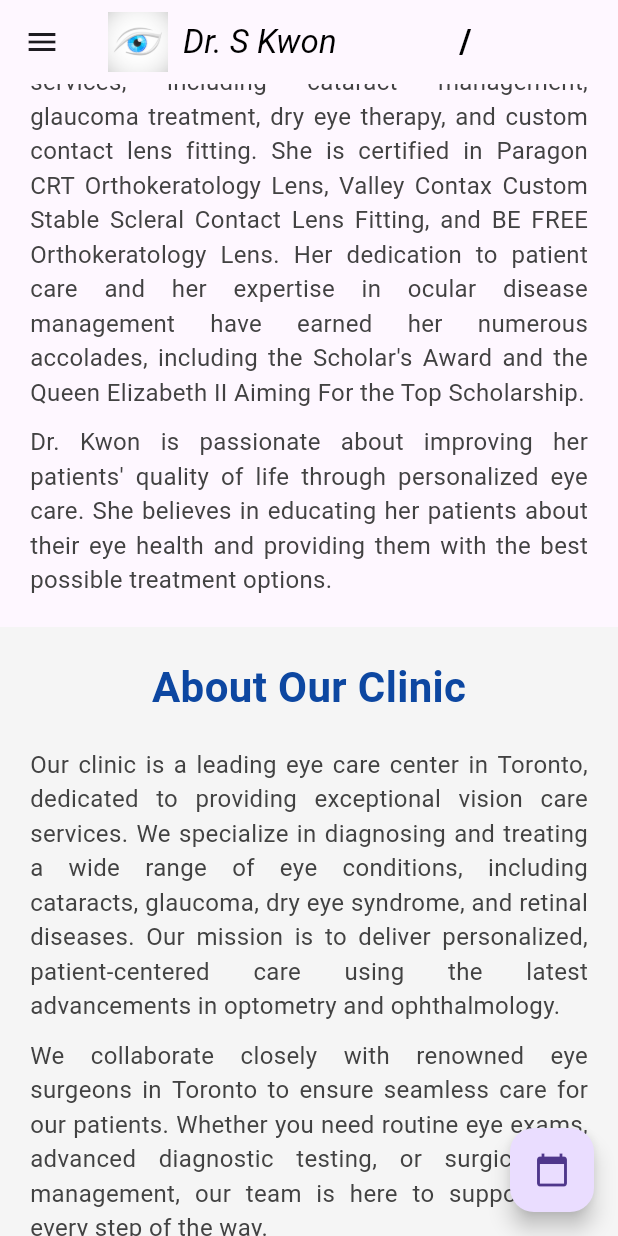
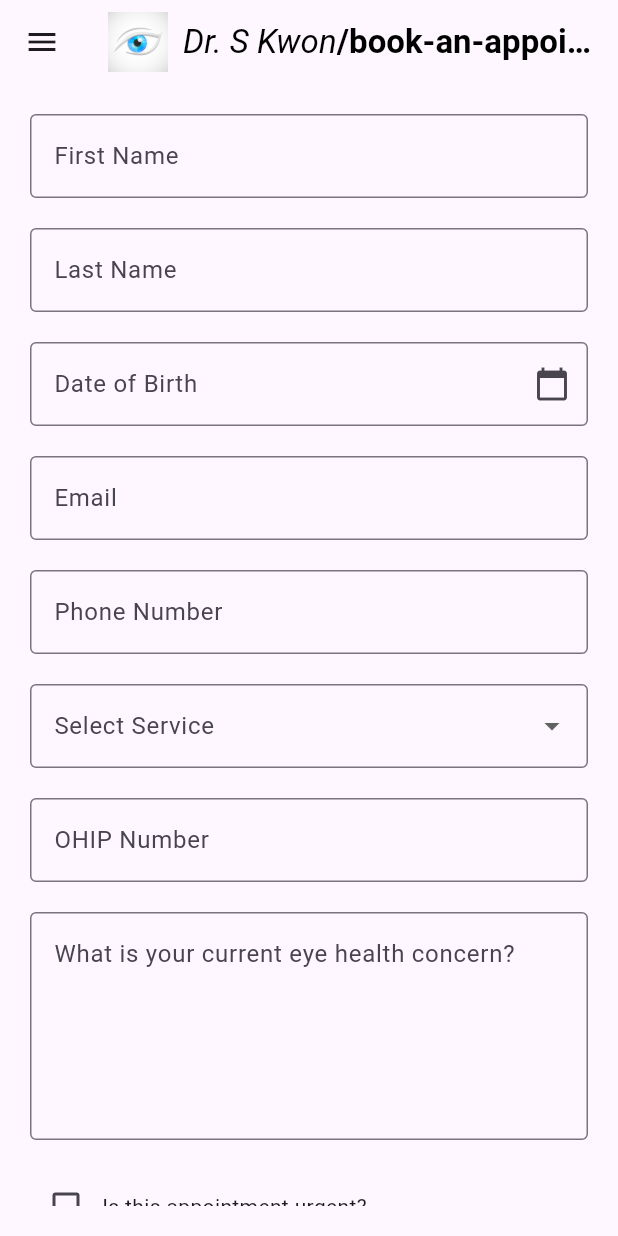
Before and after one commit to kwonyounggu/sera_kwon_flutter_web_app, a Flutter app: the HomeScreen screen opened by its route, scrolled down 576 dp, after a tap on the "calendar today" icon, on a phone screen of 412 x 824 dp. Run offline on Flutter 3.47's test engine with Material 3 defaults, Android fonts, the phone set to English and light mode, and no system bars; our stand-ins replace auto_size_text, flutter_riverpod, go_router, js, logger, webview_flutter and 1 more; missing offline and left inert: dart:js, dart:js_util, webview_flutter_web.

Commit message:
Feb 21 and working on home

```diff
--- /dev/null
+++ b/lib/data/home_page.dart
@@ -0,0 +1,17 @@
+// Sample JSON data (replace with your actual JSON)
+const String homePageJson = '''
+{
+  "about_dr_kwon":
+  [
+    "Dr. S Kwon is a highly skilled and compassionate optometrist with over 10 years of experience in advanced eye care. She holds a Doctor of Optometry (O.D.) degree from the University of Waterloo, School of Optometry and Vision Science, and an Honours Bachelor of Science in Neuroscience from the University of Toronto.",
+    "Dr. Kwon specializes in a wide range of eye care services, including cataract management, glaucoma treatment, dry eye therapy, and custom contact lens fitting. She is certified in Paragon CRT Orthokeratology Lens, Valley Contax Custom Stable Scleral Contact Lens Fitting, and BE FREE Orthokeratology Lens. Her dedication to patient care and her expertise in ocular disease management have earned her numerous accolades, including the Scholar's Award and the Queen Elizabeth II Aiming For the Top Scholarship.",
+    "Dr. Kwon is passionate about improving her patients' quality of life through personalized eye care. She believes in educating her patients about their eye health and providing them with the best possible treatment options."
+  ],
+  "about_our_clinic":
+  [
+    "Our clinic is a leading eye care center in Toronto, dedicated to providing exceptional vision care services. We specialize in diagnosing and treating a wide range of eye conditions, including cataracts, glaucoma, dry eye syndrome, and retinal diseases. Our mission is to deliver personalized, patient-centered care using the latest advancements in optometry and ophthalmology.",
+    "We collaborate closely with renowned eye surgeons in Toronto to ensure seamless care for our patients. Whether you need routine eye exams, advanced diagnostic testing, or surgical co-management, our team is here to support you every step of the way.",
+    "At our clinic, we prioritize your comfort and well-being. Our state-of-the-art facility is equipped with cutting-edge technology, and our friendly staff is committed to making your visit as pleasant as possible."
+  ]
+}
+''';
--- a/lib/main.dart
+++ b/lib/main.dart
@@ -24,6 +24,7 @@ class MyApp extends ConsumerWidget
       theme: ThemeData
       (
         primarySwatch: Colors.blue,
+        fontFamily: 'Roboto',
       ),
       scrollBehavior: CustomScrollBehavior(),
     );
--- /dev/null
+++ b/lib/pages/home/appointment_screen.dart
@@ -0,0 +1,406 @@
+import 'package:flutter/material.dart';
+import 'package:intl/intl.dart';
+import 'package:url_launcher/url_launcher.dart'; // For date formatting
+
+class AppointmentScreen extends StatefulWidget
+{
+  const AppointmentScreen({super.key});
+
+  @override
+  // ignore: library_private_types_in_public_api
+  _AppointmentScreenState createState() => _AppointmentScreenState();
+}
+
+class _AppointmentScreenState extends State<AppointmentScreen>
+{
+  final _formKey = GlobalKey<FormState>();
+  final TextEditingController _firstNameController = TextEditingController();
+  final TextEditingController _lastNameController = TextEditingController();
+  final TextEditingController _dobController = TextEditingController();
+  final TextEditingController _ohipController = TextEditingController();
+  final TextEditingController _concernController = TextEditingController();
+  final TextEditingController _emailController = TextEditingController();
+  final TextEditingController _phoneController = TextEditingController();
+
+  DateTime? _selectedDate;
+  String? _selectedService;
+  bool _isUrgent = false;
+  bool _isRobot = false;
+
+  // List of services
+  final List<String> _services =
+  [
+    'Cataract',
+    'Cornea',
+    'Dry Eyes',
+    'Glaucoma',
+    'Oculoplastics',
+    'Retina',
+    'Uveitis',
+    'Cosmetics',
+    'LASIK',
+    'Etc'
+  ];
+
+  // Function to show date picker
+  Future<void> _selectDate(BuildContext context) async
+  {
+    final DateTime? picked = await showDatePicker
+    (
+      context: context,
+      initialDate: DateTime.now(),
+      firstDate: DateTime(1900),
+      lastDate: DateTime.now(),
+    );
+    if (picked != null && picked != _selectedDate)
+    {
+      setState
+      (
+        ()
+        {
+          _selectedDate = picked;
+          _dobController.text = DateFormat('yyyy-MM-dd').format(picked);
+        }
+      );
+    }
+  }
+
+  // Function to send email
+  Future<void> _sendEmail() async {
+    if (_formKey.currentState!.validate() && _isRobot) {
+      // Collect all form data
+      final String firstName = _firstNameController.text;
+      final String lastName = _lastNameController.text;
+      final String dob = _dobController.text;
+      final String email = _emailController.text;
+      final String phone = _phoneController.text;
+      final String ohip = _ohipController.text;
+      final String service = _selectedService ?? 'Not Selected';
+      final String concern = _concernController.text;
+      final String urgency = _isUrgent ? 'Urgent' : 'Not Urgent';
+
+      // Create the email body
+      final String emailBody = '''
+        First Name: $firstName
+        Last Name: $lastName
+        Date of Birth: $dob
+        Email: $email
+        Phone Number: $phone
+        OHIP Number: $ohip
+        Selected Service: $service
+        Eye Health Concern: $concern
+        Urgency: $urgency
+      ''';
+
+      // Encode the email subject and body
+      final String subject = Uri.encodeComponent('New Appointment Booking');
+      final String body = Uri.encodeComponent(emailBody);
+
+      // Define the email addresses
+      final String email1 = 'kwon.younggu@gmail.com';
+      final String email2 = 'webmonster.ca@gmail.com';
+
+      // Create the mailto URL
+      final Uri emailUri = Uri(
+        scheme: 'mailto',
+        path: '$email1,$email2',
+        queryParameters:
+        {
+          'subject': subject,
+          'body': body,
+        },
+      );
+
+      // Launch the email client
+      if (await canLaunchUrl(emailUri))
+      {
+        await launchUrl(emailUri);
+      }
+      else
+      {
+        // ignore: use_build_context_synchronously
+        ScaffoldMessenger.of(context).showSnackBar
+        (
+          SnackBar(content: Text('Could not launch email client.')),
+        );
+      }
+    }
+    else if (!_isRobot)
+    {
+      ScaffoldMessenger.of(context).showSnackBar
+      (
+        SnackBar(content: Text('Please verify that you are not a robot.')),
+      );
+    }
+  }
+
+  @override
+  Widget build(BuildContext context)
+  {
+    return Scaffold
+    (
+      //appBar: AppBar
+      //(
+      //  title: Text('Book an Appointment'),
+      //),
+      body: Padding
+      (
+        padding: EdgeInsets.all(20),
+        child: Form
+        (
+          key: _formKey,
+          child: ListView
+          (
+            children:
+            [
+              // First Name
+              TextFormField
+              (
+                controller: _firstNameController,
+                decoration: InputDecoration
+                (
+                  labelText: 'First Name',
+                  border: OutlineInputBorder(),
+                ),
+                validator: (value)
+                {
+                  if (value == null || value.isEmpty)
+                  {
+                    return 'Please enter your first name';
+                  }
+                  return null;
+                },
+              ),
+              SizedBox(height: 20),
+
+              // Last Name
+              TextFormField
+              (
+                controller: _lastNameController,
+                decoration: InputDecoration
+                (
+                  labelText: 'Last Name',
+                  border: OutlineInputBorder(),
+                ),
+                validator: (value)
+                {
+                  if (value == null || value.isEmpty)
+                  {
+                    return 'Please enter your last name';
+                  }
+                  return null;
+                },
+              ),
+              SizedBox(height: 20),
+
+              // Date of Birth (DOB)
+              TextFormField
+              (
+                controller: _dobController,
+                decoration: InputDecoration
+                (
+                  labelText: 'Date of Birth',
+                  border: OutlineInputBorder(),
+                  suffixIcon: IconButton
+                  (
+                    icon: Icon(Icons.calendar_today),
+                    onPressed: () => _selectDate(context),
+                  ),
+                ),
+                readOnly: true,
+                validator: (value)
+                {
+                  if (value == null || value.isEmpty)
+                  {
+                    return 'Please select your date of birth';
+                  }
+                  return null;
+                },
+              ),
+              SizedBox(height: 20),
+              // Email
+              TextFormField
+              (
+                controller: _emailController,
+                decoration: InputDecoration
+                (
+                  labelText: 'Email',
+                  border: OutlineInputBorder(),
+                ),
+                validator: (value)
+                {
+                  if (value == null || value.isEmpty)
+                  {
+                    return 'Please enter your email';
+                  }
+                  // Validate email format
+                  if (!RegExp(r'^[\w-\.]+@([\w-]+\.)+[\w-]{2,4}$').hasMatch(value))
+                  {
+                    return 'Please enter a valid email address';
+                  }
+                  return null;
+                },
+              ),
+              SizedBox(height: 20),
+              // Phone Number
+              TextFormField
+              (
+                controller: _phoneController,
+                decoration: InputDecoration
+                (
+                  labelText: 'Phone Number',
+                  border: OutlineInputBorder(),
+                ),
+                validator: (value)
+                {
+                  if (value == null || value.isEmpty)
+                  {
+                    return 'Please enter your phone number';
+                  }
+                  // Validate phone number format (10 digits)
+                  if (!RegExp(r'^\d{10}$').hasMatch(value)) {
+                    return 'Please enter a valid 10-digit phone number';
+                  }
+                  return null;
+                },
+              ),
+              SizedBox(height: 20),
+              // Services Dropdown
+              DropdownButtonFormField<String>
+              (
+                value: _selectedService,
+                decoration: InputDecoration
+                (
+                  labelText: 'Select Service',
+                  border: OutlineInputBorder(),
+                ),
+                items: _services.map((String service)
+                {
+                  return DropdownMenuItem<String>
+                  (
+                    value: service,
+                    child: Text(service),
+                  );
+                }).toList(),
+                onChanged: (String? value)
+                {
+                  setState
+                  (
+                    ()
+                    {
+                    _selectedService = value;
+                    }
+                  );
+                },
+                validator: (value)
+                {
+                  if (value == null || value.isEmpty)
+                  {
+                    return 'Please select a service';
+                  }
+                  return null;
+                },
+              ),
+              SizedBox(height: 20),
+
+              // OHIP Number
+              TextFormField
+              (
+                controller: _ohipController,
+                decoration: InputDecoration
+                (
+                  labelText: 'OHIP Number',
+                  border: OutlineInputBorder(),
+                ),
+                validator: (value)
+                {
+                  if (value == null || value.isEmpty)
+                  {
+                    return 'Please enter your OHIP number';
+                  }
+                  return null;
+                },
+              ),
+              SizedBox(height: 20),
+
+              // Eye Health Concern (Text Area)
+              TextFormField
+              (
+                controller: _concernController,
+                decoration: InputDecoration
+                (
+                  labelText: 'What is your current eye health concern?',
+                  border: OutlineInputBorder(),
+                  alignLabelWithHint: true,
+                ),
+                maxLines: 5,
+                validator: (value)
+                {
+                  if (value == null || value.isEmpty)
+                  {
+                    return 'Please provide details about your eye health concern';
+                  }
+                  return null;
+                },
+              ),
+              SizedBox(height: 20),
+              // Urgent or Not Checkbox
+              Row
+              (
+                children:
+                [
+                  Checkbox
+                  (
+                    value: _isUrgent,
+                    onChanged: (bool? value)
+                    {
+                      setState
+                      (
+                        ()
+                        {
+                          _isUrgent = value ?? false;
+                        }
+                      );
+                    },
+                  ),
+                  Text('Is this appointment urgent?'),
+                ],
+              ),
+              SizedBox(height: 20),
+              // reCAPTCHA Verification
+              Row
+              (
+                children:
+                [
+                  Checkbox
+                  (
+                    value: _isRobot,
+                    onChanged: (bool? value)
+                    {
+                      setState
+                      (
+                        ()
+                        {
+                        _isRobot = value ?? false;
+                        }
+                      );
+                    },
+                  ),
+                  Text('I am not a robot'),
+                ],
+              ),
+              SizedBox(height: 20),
+
+              // Submit Button
+              ElevatedButton
+              (
+                onPressed: _sendEmail,
+                child: Text('Submit'),
+              ),
+            ],
+          ),
+        ),
+      ),
+    );
+  }
+}
--- a/lib/pages/home/home_screen.dart
+++ b/lib/pages/home/home_screen.dart
@@ -1,6 +1,11 @@
 
+import 'dart:convert';
+
+import 'package:drkwon/data/home_page.dart';
+import 'package:drkwon/utils/mla_paragraph.dart';
 import 'package:flutter/material.dart';
 import 'package:flutter_riverpod/flutter_riverpod.dart';
+import 'package:go_router/go_router.dart';
 
 
 class HomeScreen extends ConsumerStatefulWidget
@@ -17,7 +22,9 @@ class _HomeScreenState extends ConsumerState<HomeScreen>
   @override
   Widget build(BuildContext context)
   {
-    return Scaffold(
+    final jsonData = jsonDecode(homePageJson);
+    return Scaffold
+    (
       /*appBar: AppBar
       (
         scrolledUnderElevation: 0.0,
@@ -37,9 +44,9 @@ class _HomeScreenState extends ConsumerState<HomeScreen>
             // Hero Section
             _buildHeroSection(),
             // About the Optometrist Section
-            _buildAboutSection(),
+            _buildAboutSection(jsonData['about_dr_kwon']),
             // Clinic Overview Section
-            _buildClinicOverviewSection(),
+            _buildClinicOverviewSection(jsonData['about_our_clinic']),
             SizedBox(height: 20),
             // Services Overview
             _buildServicesSection(),
@@ -55,6 +62,7 @@ class _HomeScreenState extends ConsumerState<HomeScreen>
         onPressed: ()
         {
           // Navigate to appointment booking
+          context.go('/book-an-appointment');
         },
         child: Icon(Icons.calendar_today),
       ),
@@ -102,10 +110,12 @@ class _HomeScreenState extends ConsumerState<HomeScreen>
             textAlign: TextAlign.center,
           ),
           SizedBox(height: 20),
-          ElevatedButton(
+          ElevatedButton
+          (
             onPressed: ()
             {
               // Navigate to appointment booking
+              context.go('/book-an-appointment');
             },
 
             style: ElevatedButton.styleFrom
@@ -120,8 +130,13 @@ class _HomeScreenState extends ConsumerState<HomeScreen>
     );
   }
 
-    Widget _buildAboutSection()
+    Widget _buildAboutSection(List paragraphs)
     {
+      //for (var item in paragraphs)
+      //{
+      //    debugPrint(item);
+      //}
+
       return Container
       (
         padding: EdgeInsets.all(20),
@@ -133,51 +148,25 @@ class _HomeScreenState extends ConsumerState<HomeScreen>
             Text
             (
               'About Dr. S Kwon',
-            style: TextStyle(
+              style: TextStyle
+              (
                 fontSize: 28,
                 fontWeight: FontWeight.bold,
                 color: Colors.blue[900],
               ),
             ),
             SizedBox(height: 20),
-          Text
-          (
-            'Dr. S Kwon is a highly skilled and compassionate optometrist with over 10 years of experience in advanced eye care. She holds a Doctor of Optometry (O.D.) degree from the University of Waterloo, School of Optometry and Vision Science, and an Honours Bachelor of Science in Neuroscience from the University of Toronto.',
-            style: TextStyle
-            (
-              fontSize: 16,
-              color: Colors.grey[800],
-            ),
-            textAlign: TextAlign.justify,
-          ),
+            MLAParagraph(text: paragraphs[0]),
             SizedBox(height: 10),
-          Text
-          (
-            'Dr. Kwon specializes in a wide range of eye care services, including cataract management, glaucoma treatment, dry eye therapy, and custom contact lens fitting. She is certified in Paragon CRT Orthokeratology Lens, Valley Contax Custom Stable Scleral Contact Lens Fitting, and BE FREE Orthokeratology Lens. Her dedication to patient care and her expertise in ocular disease management have earned her numerous accolades, including the Scholar\'s Award and the Queen Elizabeth II Aiming For the Top Scholarship.',
-            style: TextStyle
-            (
-              fontSize: 16,
-              color: Colors.grey[800],
-            ),
-            textAlign: TextAlign.justify,
-          ),
+            MLAParagraph(text: paragraphs[1]),
             SizedBox(height: 10),
-          Text
-          (
-            'Dr. Kwon is passionate about improving her patients\' quality of life through personalized eye care. She believes in educating her patients about their eye health and providing them with the best possible treatment options.',
-            style: TextStyle
-            (
-              fontSize: 16,
-              color: Colors.grey[800],
-            ),
-            textAlign: TextAlign.justify,
-          ),
+            MLAParagraph(text: paragraphs[2]),
           ],
         ),
       );
   }
 
-  Widget _buildClinicOverviewSection()
+  Widget _buildClinicOverviewSection(List paragraphs)
   {
     return Container
     (
@@ -187,7 +176,8 @@ class _HomeScreenState extends ConsumerState<HomeScreen>
         crossAxisAlignment: CrossAxisAlignment.center,
         children:
         [
-          Text(
+          Text
+          (
             'About Our Clinic',
             style: TextStyle
             (
@@ -197,37 +187,11 @@ class _HomeScreenState extends ConsumerState<HomeScreen>
             ),
           ),
           SizedBox(height: 20),
-          Text
-          (
-            'Our clinic is a leading eye care center in Toronto, dedicated to providing exceptional vision care services. We specialize in diagnosing and treating a wide range of eye conditions, including cataracts, glaucoma, dry eye syndrome, and retinal diseases. Our mission is to deliver personalized, patient-centered care using the latest advancements in optometry and ophthalmology.',
-            style: TextStyle
-            (
-              fontSize: 16,
-              color: Colors.grey[800],
-            ),
-            textAlign: TextAlign.justify,
-          ),
+          MLAParagraph(text: paragraphs[0]),
           SizedBox(height: 10),
-          Text
-          (
-            'We collaborate closely with renowned eye surgeons in Toronto to ensure seamless care for our patients. Whether you need routine eye exams, advanced diagnostic testing, or surgical co-management, our team is here to support you every step of the way.',
-            style: TextStyle(
-              fontSize: 16,
-              color: Colors.grey[800],
-            ),
-            textAlign: TextAlign.justify,
-          ),
+          MLAParagraph(text: paragraphs[1]),
           SizedBox(height: 10),
-          Text
-          (
-            'At our clinic, we prioritize your comfort and well-being. Our state-of-the-art facility is equipped with cutting-edge technology, and our friendly staff is committed to making your visit as pleasant as possible.',
-            style: TextStyle
-            (
-              fontSize: 16,
-              color: Colors.grey[800],
-            ),
-            textAlign: TextAlign.justify,
-          ),
+          MLAParagraph(text: paragraphs[2]),
         ],
       ),
     );
--- a/lib/riverpod_providers/router_provider.dart
+++ b/lib/riverpod_providers/router_provider.dart
@@ -1,6 +1,7 @@
 import 'package:drkwon/pages/blog/blog.dart';
 import 'package:drkwon/pages/contact/contact.dart';
 import 'package:drkwon/pages/faq/faq.dart';
+import 'package:drkwon/pages/home/appointment_screen.dart';
 import 'package:drkwon/pages/login/logout.dart';
 import 'package:drkwon/pages/services/cataracts.dart';
 import 'package:drkwon/pages/services/diabetic_retinopathy.dart';
@@ -80,6 +81,7 @@ final routerProvider = Provider<GoRouter>
             GoRoute(path: '/profile', name: 'profile', builder: (context, state) => ProfileScreen()),
             GoRoute(path: '/settings', name: 'settings', builder: (context, state) => SettingsScreen()),
             GoRoute(path: '/color-mixer', name: 'color_mixer', builder: (context, state) => ColorMixerScreen()),
+            GoRoute(path: '/book-an-appointment', name: 'book_an_appointment', builder: (context, state) => AppointmentScreen()),
           ],
         ),
       ],
--- /dev/null
+++ b/lib/utils/mla_paragraph.dart
@@ -0,0 +1,31 @@
+import 'package:flutter/material.dart';
+
+class MLAParagraph extends StatelessWidget
+{
+  final String text;
+
+  const MLAParagraph({super.key, required this.text});
+
+  @override
+  Widget build(BuildContext context)
+  {
+    return RichText
+    (
+      text: TextSpan
+      (
+        children:
+        [
+          WidgetSpan
+          (
+            child: SizedBox(width: 40), // First-line indent
+          ),
+          TextSpan
+          (
+            text: text,
+            style: TextStyle(fontSize: 16, color: Colors.grey[800]),
+          ),
+        ],
+      ),
+    );
+  }
+}
--- a/pubspec.yaml
+++ b/pubspec.yaml
@@ -12,8 +12,10 @@ dependencies:
     sdk: flutter
   flutter_riverpod: ^2.6.1
   go_router: ^14.7.2
+  intl: ^0.20.2
   js: ^0.7.1
   logger: ^2.5.0
+  url_launcher: ^6.3.1
   webview_flutter: ^4.10.0
   webview_flutter_platform_interface: ^2.10.0
   webview_flutter_web: ^0.2.3+4
```
Also changed, not shown: pubspec.lock, 5 other files. Lines whose indentation alone changed are shown as unchanged.
